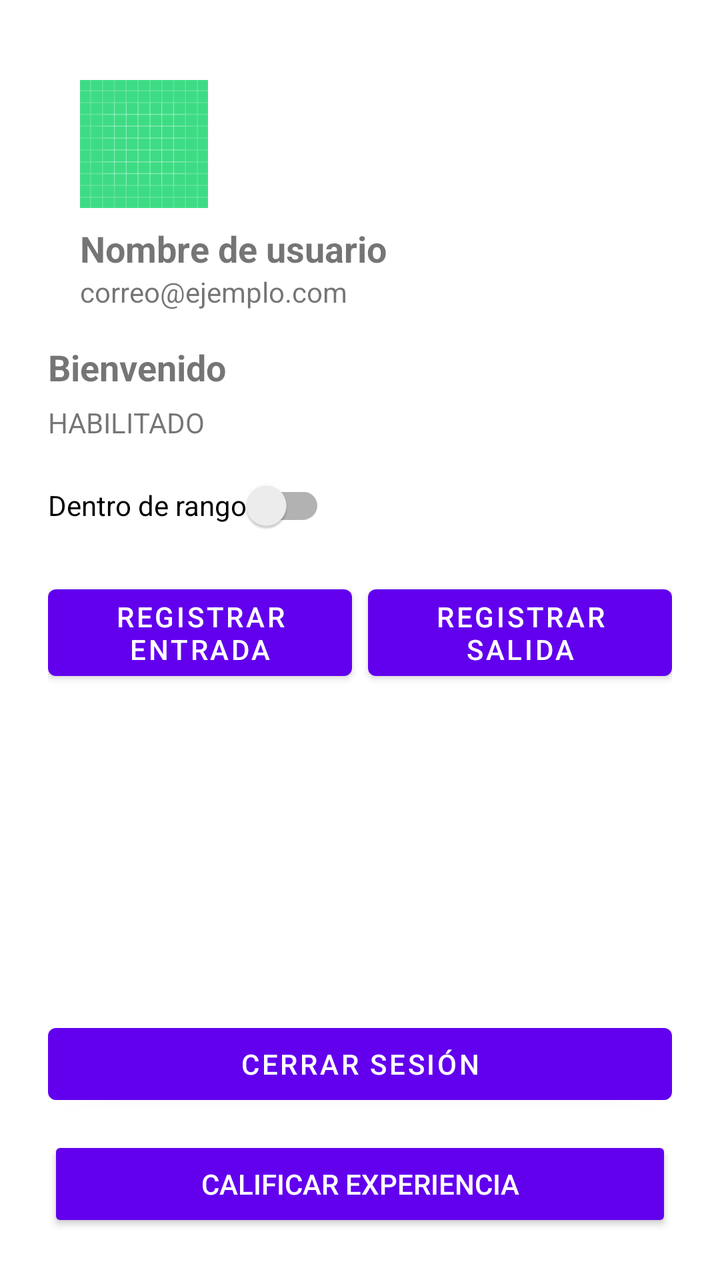
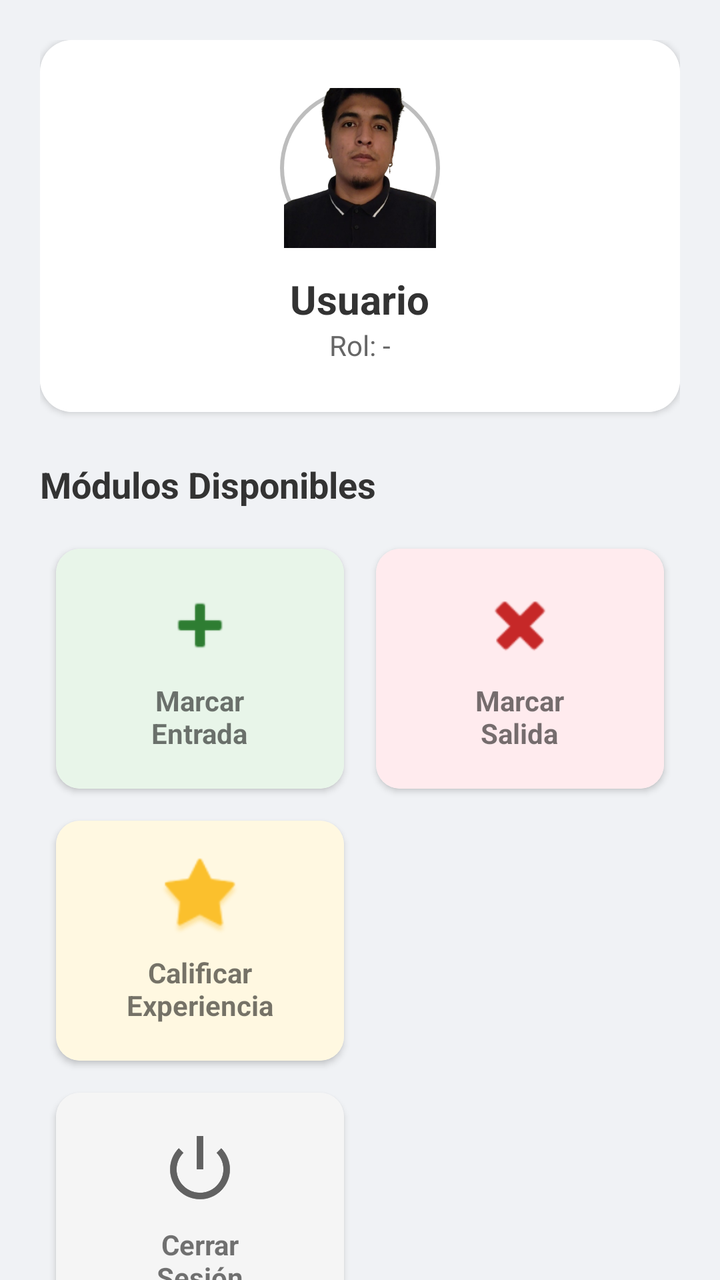

The first picture is an Android layout as it rendered before a commit; the second is the same layout after the commit. The layout source and the unified diff follow.
<!-- AndroidManifest.xml: application theme Theme.Alden -->
<!-- res/layout/activity_registro.xml -->
<?xml version="1.0" encoding="utf-8"?>
<LinearLayout xmlns:android="http://schemas.android.com/apk/res/android"
    android:orientation="vertical"
    android:padding="24dp"
    android:layout_width="match_parent"
    android:layout_height="match_parent">

    <LinearLayout
        android:id="@+id/layoutUserInfo"
        android:layout_width="match_parent"
        android:layout_height="wrap_content"
        android:orientation="vertical"
        android:padding="16dp">

        <ImageView
            android:id="@+id/imgUserPhoto"
            android:layout_width="64dp"
            android:layout_height="64dp"
            android:layout_marginBottom="8dp"
            android:scaleType="centerCrop"
            android:src="@drawable/ic_person_background" />

        <TextView
            android:id="@+id/tvUserName"
            android:layout_width="wrap_content"
            android:layout_height="wrap_content"
            android:text="Nombre de usuario"
            android:textStyle="bold"
            android:textSize="18sp" />

        <TextView
            android:id="@+id/tvUserEmail"
            android:layout_width="wrap_content"
            android:layout_height="wrap_content"
            android:text="correo@ejemplo.com"
            android:textSize="14sp" />
    </LinearLayout>


    <TextView
        android:id="@+id/tvHeader"
        android:layout_width="wrap_content"
        android:layout_height="wrap_content"
        android:text="Bienvenido"
        android:textStyle="bold"
        android:textSize="18sp" />

    <TextView
        android:id="@+id/tvEstado"
        android:layout_width="wrap_content"
        android:layout_height="wrap_content"
        android:text="HABILITADO"
        android:layout_marginTop="6dp" />

    <androidx.appcompat.widget.SwitchCompat
        android:id="@+id/swZona"
        android:layout_width="wrap_content"
        android:layout_height="wrap_content"
        android:text="Dentro de rango"
        android:layout_marginTop="8dp"/>

    <LinearLayout
        android:orientation="horizontal"
        android:layout_width="match_parent"
        android:layout_height="wrap_content"
        android:layout_marginTop="12dp">

        <Button
            android:id="@+id/btnEntrada"
            android:layout_width="0dp"
            android:layout_height="wrap_content"
            android:layout_weight="1"
            android:text="Registrar entrada" />

        <Button
            android:id="@+id/btnSalida"
            android:layout_width="0dp"
            android:layout_height="wrap_content"
            android:layout_weight="1"
            android:text="Registrar salida"
            android:layout_marginStart="8dp" />
    </LinearLayout>

    <androidx.recyclerview.widget.RecyclerView
        android:id="@+id/rvRegistros"
        android:layout_width="match_parent"
        android:layout_height="0dp"
        android:layout_marginTop="12dp"
        android:layout_weight="1" />

    <Button
        android:id="@+id/btnCerrarSesion"
        android:layout_width="match_parent"
        android:layout_height="wrap_content"
        android:text="Cerrar sesión"
        android:layout_marginTop="12dp" />
    <Button
        android:id="@+id/btnIrRating"
        android:layout_width="match_parent"
        android:layout_height="wrap_content"
        android:text="Calificar experiencia"
        android:layout_marginTop="12dp"
        style="@style/Widget.AppCompat.Button.Colored"/>
</LinearLayout>
<!-- resources referenced by this layout -->
<resources>
  <!-- drawable ic_person_background: vector/xml drawable (drawable, 4866 chars, omitted) -->
  <style name="Theme.Alden" parent="Theme.MaterialComponents.DayNight.DarkActionBar">
          
          <item name="colorPrimary">@color/purple_500</item>
          <item name="colorPrimaryVariant">@color/purple_700</item>
          <item name="colorOnPrimary">@color/white</item>
          
          <item name="colorSecondary">@color/teal_200</item>
          <item name="colorSecondaryVariant">@color/teal_700</item>
          <item name="colorOnSecondary">@color/black</item>
          
          <item name="android:statusBarColor" tools:targetApi="l">?attr/colorPrimaryVariant</item>
          
      </style>
  <color name="purple_500">#FF6200EE</color>
  <color name="purple_700">#FF3700B3</color>
  <color name="white">#FFFFFFFF</color>
  <color name="teal_200">#FF03DAC5</color>
  <color name="teal_700">#FF018786</color>
  <color name="black">#FF000000</color>
</resources>

<!-- the commit's change to res/layout/activity_registro.xml (unified diff, before → after) -->
@@ -1,104 +1,247 @@
 <?xml version="1.0" encoding="utf-8"?>
-<LinearLayout xmlns:android="http://schemas.android.com/apk/res/android"
-    android:orientation="vertical"
-    android:padding="24dp"
+<androidx.core.widget.NestedScrollView xmlns:android="http://schemas.android.com/apk/res/android"
+    xmlns:app="http://schemas.android.com/apk/res-auto"
     android:layout_width="match_parent"
-    android:layout_height="match_parent">
+    android:layout_height="match_parent"
+    android:background="#F0F2F5"
+    android:fillViewport="true">
 
     <LinearLayout
-        android:id="@+id/layoutUserInfo"
         android:layout_width="match_parent"
         android:layout_height="wrap_content"
         android:orientation="vertical"
-        android:padding="16dp">
-
-        <ImageView
-            android:id="@+id/imgUserPhoto"
-            android:layout_width="64dp"
-            android:layout_height="64dp"
-            android:layout_marginBottom="8dp"
-            android:scaleType="centerCrop"
-            android:src="@drawable/ic_person_background" />
+        android:padding="20dp">
+
+        <androidx.cardview.widget.CardView
+            android:layout_width="match_parent"
+            android:layout_height="wrap_content"
+            app:cardCornerRadius="16dp"
+            app:cardElevation="2dp"
+            android:layout_marginBottom="24dp">
+
+            <LinearLayout
+                android:layout_width="match_parent"
+                android:layout_height="wrap_content"
+                android:orientation="vertical"
+                android:gravity="center"
+                android:background="@android:color/white"
+                android:padding="24dp">
+
+                <ImageView
+                    android:id="@+id/imgUserPhoto"
+                    android:layout_width="80dp"
+                    android:layout_height="80dp"
+                    android:src="@drawable/aldair"
+                    android:background="@drawable/bg_avatar_circle"
+                    android:padding="2dp"
+                    android:scaleType="centerCrop"/>
+
+                <TextView
+                    android:id="@+id/tvUserName"
+                    android:layout_width="wrap_content"
+                    android:layout_height="wrap_content"
+                    android:text="Usuario"
+                    android:textSize="20sp"
+                    android:textStyle="bold"
+                    android:layout_marginTop="12dp"
+                    android:textColor="#333"/>
+
+                <TextView
+                    android:id="@+id/tvHeader"
+                    android:layout_width="wrap_content"
+                    android:layout_height="wrap_content"
+                    android:text="Rol: -"
+                    android:textSize="14sp"
+                    android:textColor="#666"/>
+            </LinearLayout>
+        </androidx.cardview.widget.CardView>
 
         <TextView
-            android:id="@+id/tvUserName"
             android:layout_width="wrap_content"
             android:layout_height="wrap_content"
-            android:text="Nombre de usuario"
+            android:text="Módulos Disponibles"
             android:textStyle="bold"
-            android:textSize="18sp" />
-
-        <TextView
-            android:id="@+id/tvUserEmail"
-            android:layout_width="wrap_content"
-            android:layout_height="wrap_content"
-            android:text="correo@ejemplo.com"
-            android:textSize="14sp" />
+            android:textSize="18sp"
+            android:layout_marginBottom="12dp"
+            android:textColor="#333"/>
+
+        <GridLayout
+            android:layout_width="match_parent"
+            android:layout_height="wrap_content"
+            android:columnCount="2"
+            android:rowCount="3"
+            android:alignmentMode="alignMargins">
+
+            <androidx.cardview.widget.CardView
+                android:id="@+id/cardEntrada"
+                android:layout_width="0dp"
+                android:layout_height="wrap_content"
+                android:layout_columnWeight="1"
+                android:layout_margin="8dp"
+                app:cardCornerRadius="12dp"
+                app:cardElevation="2dp">
+                <LinearLayout
+                    android:layout_width="match_parent"
+                    android:layout_height="120dp"
+                    android:gravity="center"
+                    android:orientation="vertical"
+                    android:background="#E8F5E9">
+                    <ImageView android:layout_width="40dp" android:layout_height="40dp"
+                        android:src="@android:drawable/ic_input_add" app:tint="#2E7D32"/>
+                    <TextView android:layout_width="wrap_content" android:layout_height="wrap_content"
+                        android:text="Marcar\nEntrada" android:textAlignment="center" android:textStyle="bold" android:layout_marginTop="8dp"/>
+                </LinearLayout>
+            </androidx.cardview.widget.CardView>
+
+            <androidx.cardview.widget.CardView
+                android:id="@+id/cardSalida"
+                android:layout_width="0dp"
+                android:layout_height="wrap_content"
+                android:layout_columnWeight="1"
+                android:layout_margin="8dp"
+                app:cardCornerRadius="12dp"
+                app:cardElevation="2dp">
+                <LinearLayout
+                    android:layout_width="match_parent"
+                    android:layout_height="120dp"
+                    android:gravity="center"
+                    android:orientation="vertical"
+                    android:background="#FFEBEE">
+                    <ImageView android:layout_width="40dp" android:layout_height="40dp"
+                        android:src="@android:drawable/ic_delete" app:tint="#C62828"/>
+                    <TextView android:layout_width="wrap_content" android:layout_height="wrap_content"
+                        android:text="Marcar\nSalida" android:textAlignment="center" android:textStyle="bold" android:layout_marginTop="8dp"/>
+                </LinearLayout>
+            </androidx.cardview.widget.CardView>
+
+            <androidx.cardview.widget.CardView
+                android:id="@+id/cardRate"
+                android:layout_width="0dp"
+                android:layout_height="wrap_content"
+                android:layout_columnWeight="1"
+                android:layout_margin="8dp"
+                app:cardCornerRadius="12dp"
+                app:cardElevation="2dp">
+                <LinearLayout
+                    android:layout_width="match_parent"
+                    android:layout_height="120dp"
+                    android:gravity="center"
+                    android:orientation="vertical"
+                    android:background="#FFF8E1">
+                    <ImageView android:layout_width="40dp" android:layout_height="40dp"
+                        android:src="@android:drawable/star_big_on" app:tint="#FBC02D"/>
+                    <TextView android:layout_width="wrap_content" android:layout_height="wrap_content"
+                        android:text="Calificar\nExperiencia" android:textAlignment="center" android:textStyle="bold" android:layout_marginTop="8dp"/>
+                </LinearLayout>
+            </androidx.cardview.widget.CardView>
+
+            <androidx.cardview.widget.CardView
+                android:id="@+id/cardAdminRatings"
+                android:layout_width="0dp"
+                android:layout_height="wrap_content"
+                android:layout_columnWeight="1"
+                android:layout_margin="8dp"
+                android:visibility="gone"
+                app:cardCornerRadius="12dp"
+                app:cardElevation="2dp">
+                <LinearLayout
+                    android:layout_width="match_parent"
+                    android:layout_height="120dp"
+                    android:gravity="center"
+                    android:orientation="vertical"
+                    android:background="#E1F5FE">
+                    <ImageView android:layout_width="40dp" android:layout_height="40dp"
+                        android:src="@android:drawable/ic_menu_sort_by_size" app:tint="#0277BD"/>
+                    <TextView android:layout_width="wrap_content" android:layout_height="wrap_content"
+                        android:text="Ver Reporte\nRatings" android:textAlignment="center" android:textStyle="bold" android:layout_marginTop="8dp"/>
+                </LinearLayout>
+            </androidx.cardview.widget.CardView>
+
+            <androidx.cardview.widget.CardView
+                android:id="@+id/cardLogout"
+                android:layout_width="0dp"
+                android:layout_height="wrap_content"
+                android:layout_columnWeight="1"
+                android:layout_margin="8dp"
+                app:cardCornerRadius="12dp"
+                app:cardElevation="2dp">
+                <LinearLayout
+                    android:layout_width="match_parent"
+                    android:layout_height="120dp"
+                    android:gravity="center"
+                    android:orientation="vertical"
+                    android:background="#F5F5F5">
+                    <ImageView android:layout_width="40dp" android:layout_height="40dp"
+                        android:src="@android:drawable/ic_lock_power_off" app:tint="#616161"/>
+                    <TextView android:layout_width="wrap_content" android:layout_height="wrap_content"
+                        android:text="Cerrar\nSesión" android:textAlignment="center" android:textStyle="bold" android:layout_marginTop="8dp"/>
+                </LinearLayout>
+            </androidx.cardview.widget.CardView>
+        </GridLayout>
+
+
+        <androidx.cardview.widget.CardView
+            android:layout_width="match_parent"
+            android:layout_height="wrap_content"
+            android:layout_marginTop="24dp"
+            android:layout_marginBottom="24dp"
+            app:cardCornerRadius="16dp"
+            app:cardElevation="2dp">
+
+            <LinearLayout
+                android:layout_width="match_parent"
+                android:layout_height="wrap_content"
+                android:orientation="vertical"
+                android:padding="20dp"
+                android:background="@android:color/white">
+
+                <TextView
+                    android:id="@+id/tvRegistrosTitle"
+                    android:layout_width="wrap_content"
+                    android:layout_height="wrap_content"
+                    android:text="Historial de Asistencia"
+                    android:textStyle="bold"
+                    android:textSize="18sp"
+                    android:textColor="#333"
+                    android:layout_marginBottom="12dp"/>
+
+                <LinearLayout
+                    android:id="@+id/layoutUserControls"
+                    android:layout_width="match_parent"
+                    android:layout_height="wrap_content"
+                    android:orientation="vertical"
+                    android:layout_marginBottom="12dp">
+
+                    <TextView
+                        android:id="@+id/tvEstado"
+                        android:layout_width="wrap_content"
+                        android:layout_height="wrap_content"
+                        android:text="Estado: -"
+                        android:textColor="#666"
+                        android:layout_marginBottom="8dp"/>
+
+                    <androidx.appcompat.widget.SwitchCompat
+                        android:id="@+id/swZona"
+                        android:layout_width="wrap_content"
+                        android:layout_height="wrap_content"
+                        android:text="Simular Zona" />
+
+                    <View
+                        android:layout_width="match_parent"
+                        android:layout_height="1dp"
+                        android:background="#EEEEEE"
+                        android:layout_marginTop="12dp"
+                        android:layout_marginBottom="4dp"/>
+                </LinearLayout>
+
+                <androidx.recyclerview.widget.RecyclerView
+                    android:id="@+id/rvRegistros"
+                    android:layout_width="match_parent"
+                    android:layout_height="wrap_content"
+                    android:nestedScrollingEnabled="false"/>
+
+            </LinearLayout>
+        </androidx.cardview.widget.CardView>
+
     </LinearLayout>
-
-
-    <TextView
-        android:id="@+id/tvHeader"
-        android:layout_width="wrap_content"
-        android:layout_height="wrap_content"
-        android:text="Bienvenido"
-        android:textStyle="bold"
-        android:textSize="18sp" />
-
-    <TextView
-        android:id="@+id/tvEstado"
-        android:layout_width="wrap_content"
-        android:layout_height="wrap_content"
-        android:text="HABILITADO"
-        android:layout_marginTop="6dp" />
-
-    <androidx.appcompat.widget.SwitchCompat
-        android:id="@+id/swZona"
-        android:layout_width="wrap_content"
-        android:layout_height="wrap_content"
-        android:text="Dentro de rango"
-        android:layout_marginTop="8dp"/>
-
-    <LinearLayout
-        android:orientation="horizontal"
-        android:layout_width="match_parent"
-        android:layout_height="wrap_content"
-        android:layout_marginTop="12dp">
-
-        <Button
-            android:id="@+id/btnEntrada"
-            android:layout_width="0dp"
-            android:layout_height="wrap_content"
-            android:layout_weight="1"
-            android:text="Registrar entrada" />
-
-        <Button
-            android:id="@+id/btnSalida"
-            android:layout_width="0dp"
-            android:layout_height="wrap_content"
-            android:layout_weight="1"
-            android:text="Registrar salida"
-            android:layout_marginStart="8dp" />
-    </LinearLayout>
-
-    <androidx.recyclerview.widget.RecyclerView
-        android:id="@+id/rvRegistros"
-        android:layout_width="match_parent"
-        android:layout_height="0dp"
-        android:layout_marginTop="12dp"
-        android:layout_weight="1" />
-
-    <Button
-        android:id="@+id/btnCerrarSesion"
-        android:layout_width="match_parent"
-        android:layout_height="wrap_content"
-        android:text="Cerrar sesión"
-        android:layout_marginTop="12dp" />
-    <Button
-        android:id="@+id/btnIrRating"
-        android:layout_width="match_parent"
-        android:layout_height="wrap_content"
-        android:text="Calificar experiencia"
-        android:layout_marginTop="12dp"
-        style="@style/Widget.AppCompat.Button.Colored"/>
-</LinearLayout>
+</androidx.core.widget.NestedScrollView>
<!-- resource entries referenced after the edit -->
@@ -1,6 +1,22 @@
 <!-- resources referenced by this layout -->
 <resources>
-  <!-- drawable ic_person_background: vector/xml drawable (drawable, 4866 chars, omitted) -->
+  <!-- drawable aldair: png bitmap (drawable, 190165 bytes) -->
+  <!-- drawable bg_avatar_circle (drawable) -->
+  <?xml version="1.0" encoding="utf-8"?>
+  <shape xmlns:android="http://schemas.android.com/apk/res/android"
+      android:shape="oval">
+      <solid android:color="#FFFFFF" />
+  
+      <stroke
+          android:width="2dp"
+          android:color="#BDBDBD" />
+  
+      <padding
+          android:left="2dp"
+          android:top="2dp"
+          android:right="2dp"
+          android:bottom="2dp" />
+  </shape>
   <style name="Theme.Alden" parent="Theme.MaterialComponents.DayNight.DarkActionBar">
           
           <item name="colorPrimary">@color/purple_500</item>
